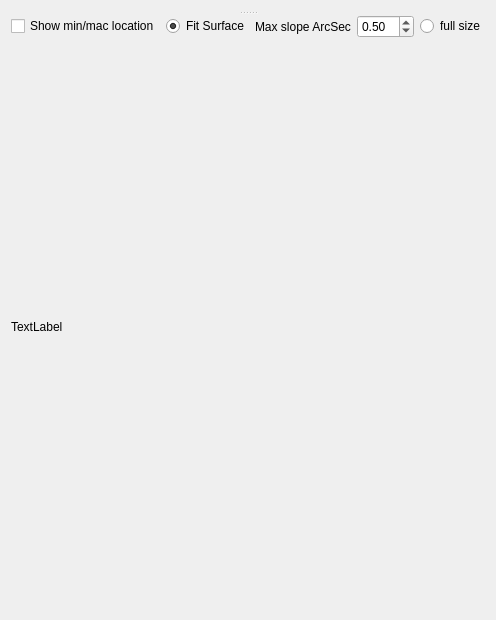
Before: the Qt Designer form pixelstats.ui in githubdoe/DFTFringe, drawn with Qt 5.
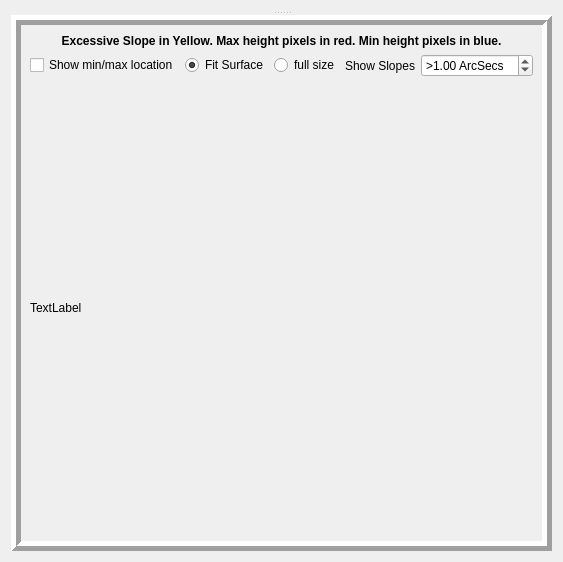
After: the same form once the commit is applied. Custom widgets are drawn as their Qt base class.

What changed in the file:
```diff
--- a/pixelstats.ui
+++ b/pixelstats.ui
@@ -6,10 +6,16 @@
    <rect>
     <x>0</x>
     <y>0</y>
-    <width>418</width>
-    <height>620</height>
+    <width>507</width>
+    <height>562</height>
    </rect>
   </property>
+  <property name="sizePolicy">
+   <sizepolicy hsizetype="Expanding" vsizetype="Expanding">
+    <horstretch>0</horstretch>
+    <verstretch>0</verstretch>
+   </sizepolicy>
+  </property>
   <property name="windowTitle">
    <string>Form</string>
   </property>
@@ -33,14 +39,38 @@
        </item>
       </layout>
      </widget>
-     <widget class="QWidget" name="">
-      <layout class="QVBoxLayout" name="verticalLayout" stretch="0,1">
+     <widget class="QFrame" name="frame">
+      <property name="frameShape">
+       <enum>QFrame::Box</enum>
+      </property>
+      <property name="frameShadow">
+       <enum>QFrame::Raised</enum>
+      </property>
+      <property name="lineWidth">
+       <number>5</number>
+      </property>
+      <layout class="QVBoxLayout" name="verticalLayout_3">
+       <item>
+        <layout class="QVBoxLayout" name="verticalLayout" stretch="0,0,1">
+         <item>
+          <widget class="QLabel" name="label_2">
+           <property name="text">
+            <string>&lt;b&gt;Excessive Slope in Yellow.  Max height pixels in red. Min height pixels in blue.&lt;/b&gt;</string>
+           </property>
+           <property name="textFormat">
+            <enum>Qt::RichText</enum>
+           </property>
+           <property name="alignment">
+            <set>Qt::AlignCenter</set>
+           </property>
+          </widget>
+         </item>
        <item>
         <layout class="QHBoxLayout" name="horizontalLayout_2">
          <item>
           <widget class="QCheckBox" name="minmaxloc">
            <property name="text">
-            <string>Show min/mac location</string>
+              <string>Show min/max location</string>
            </property>
           </widget>
          </item>
@@ -54,15 +84,34 @@
            </property>
           </widget>
          </item>
+           <item>
+            <widget class="QRadioButton" name="radioButton_2">
+             <property name="toolTip">
+              <string>Show mirror full size with scroll bars.</string>
+             </property>
+             <property name="text">
+              <string>full size</string>
+             </property>
+            </widget>
+           </item>
          <item>
           <widget class="QLabel" name="label">
            <property name="text">
-            <string>Max slope ArcSec</string>
+              <string>Show Slopes</string>
            </property>
           </widget>
          </item>
          <item>
           <widget class="QDoubleSpinBox" name="arcSecs">
+             <property name="toolTip">
+              <string>&lt;html&gt;&lt;head/&gt;&lt;body&gt;&lt;p&gt;Besides PV or RMS measurements of the wavefrontit is also important to check for slope values that exceed 1 arc second on the wave front.&lt;/p&gt;&lt;p&gt;This display colors any pixel whoes neighbor pixel creates a slope in the wavefront greater than the value set in this control in arc seconds.&lt;/p&gt;&lt;p&gt;These values are highly dependent on the smoothing value used for the wavefront. The usual method of choosing a good smoothing value is&lt;/p&gt;&lt;p&gt;to look at the smoothed simulated foucault image until it matches what the real Foucault image is or until it seems similar to other foucault images &lt;/p&gt;&lt;p&gt;you have seen. There is always the risk that too much smoothing will reduce the slope of actual details.&lt;/p&gt;&lt;/body&gt;&lt;/html&gt;</string>
+             </property>
+             <property name="prefix">
+              <string>&gt;</string>
+             </property>
+             <property name="suffix">
+              <string> ArcSecs</string>
+             </property>
            <property name="minimum">
             <double>0.050000000000000</double>
            </property>
@@ -73,14 +122,7 @@
             <double>0.100000000000000</double>
            </property>
            <property name="value">
-            <double>0.500000000000000</double>
-           </property>
-          </widget>
-         </item>
-         <item>
-          <widget class="QRadioButton" name="radioButton_2">
-           <property name="text">
-            <string>full size</string>
+              <double>1.000000000000000</double>
            </property>
           </widget>
          </item>
@@ -92,6 +134,8 @@
           <string>TextLabel</string>
          </property>
         </widget>
+         </item>
+        </layout>
        </item>
       </layout>
      </widget>
```
Left out of the diff: 13 changed lines with no effect on the pictures. Lines whose indentation alone changed are shown as unchanged.
